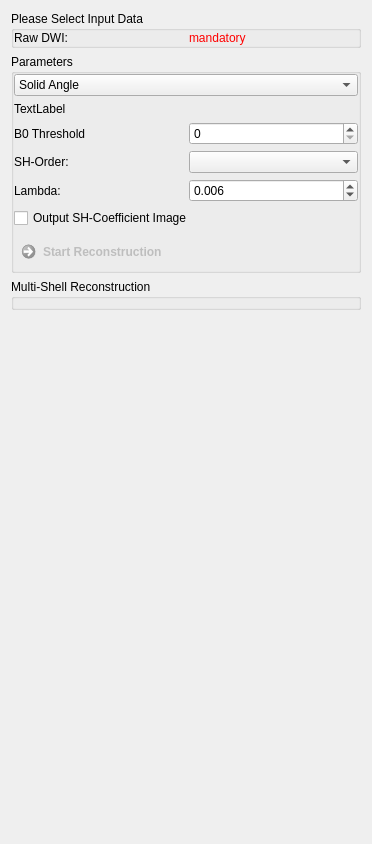
Above: Plugins/org.mitk.gui.qt.diffusionimaging.reconstruction/src/internal/QmitkQBallReconstructionViewControls.ui from MITK/MITK before the change. Below: the same form after it.
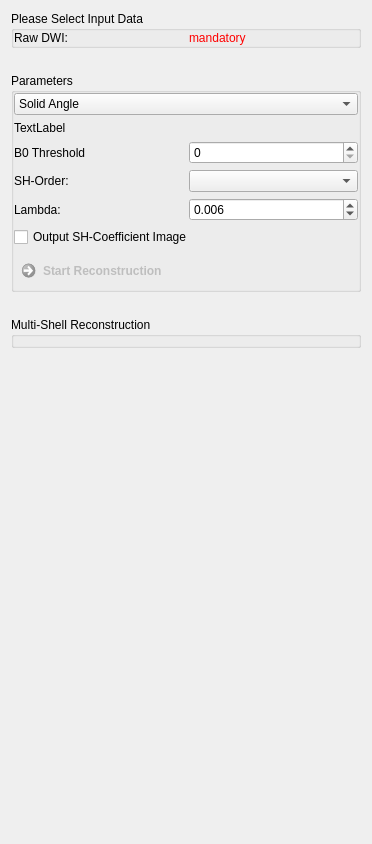
That is the form after the change.

Commit message: Refactor view layout

The edit to the form file:
```diff
--- a/Plugins/org.mitk.gui.qt.diffusionimaging.reconstruction/src/internal/QmitkQBallReconstructionViewControls.ui
+++ b/Plugins/org.mitk.gui.qt.diffusionimaging.reconstruction/src/internal/QmitkQBallReconstructionViewControls.ui
@@ -22,8 +22,11 @@
   <property name="windowTitle">
    <string>QmitkQBallReconstructionViewControls</string>
   </property>
-  <layout class="QVBoxLayout" name="verticalLayout_3">
-   <item>
+  <layout class="QGridLayout" name="gridLayout_4">
+   <property name="verticalSpacing">
+    <number>25</number>
+   </property>
+   <item row="0" column="0">
     <widget class="QGroupBox" name="m_InputData">
      <property name="title">
       <string>Please Select Input Data</string>
@@ -67,12 +70,12 @@
      </layout>
     </widget>
    </item>
-   <item>
+   <item row="1" column="0">
     <widget class="QGroupBox" name="groupBox_3">
      <property name="title">
       <string>Parameters</string>
      </property>
-     <layout class="QVBoxLayout" name="verticalLayout">
+     <layout class="QGridLayout" name="gridLayout_5">
       <property name="leftMargin">
        <number>0</number>
       </property>
@@ -85,7 +88,7 @@
       <property name="bottomMargin">
        <number>0</number>
       </property>
-      <item>
+      <item row="0" column="0">
        <widget class="QComboBox" name="m_QBallReconstructionMethodComboBox">
         <property name="currentIndex">
          <number>2</number>
@@ -127,14 +130,14 @@
         </item>
        </widget>
       </item>
-      <item>
+      <item row="1" column="0">
        <widget class="QLabel" name="m_Description">
         <property name="text">
          <string>TextLabel</string>
         </property>
        </widget>
       </item>
-      <item>
+      <item row="2" column="0">
        <widget class="QFrame" name="m_ShFrame">
         <property name="frameShape">
          <enum>QFrame::NoFrame</enum>
@@ -270,7 +273,7 @@
         </layout>
        </widget>
       </item>
-      <item>
+      <item row="3" column="0">
        <widget class="QCommandLinkButton" name="m_ButtonStandard">
         <property name="enabled">
          <bool>false</bool>
@@ -292,7 +295,7 @@
      </layout>
     </widget>
    </item>
-   <item>
+   <item row="2" column="0">
     <widget class="QGroupBox" name="m_QBallSelectionBox">
      <property name="enabled">
       <bool>true</bool>
@@ -322,7 +325,7 @@
      </layout>
     </widget>
    </item>
-   <item>
+   <item row="3" column="0">
     <spacer name="verticalSpacer">
      <property name="orientation">
       <enum>Qt::Vertical</enum>
```
The commit also changes 94 other files.
